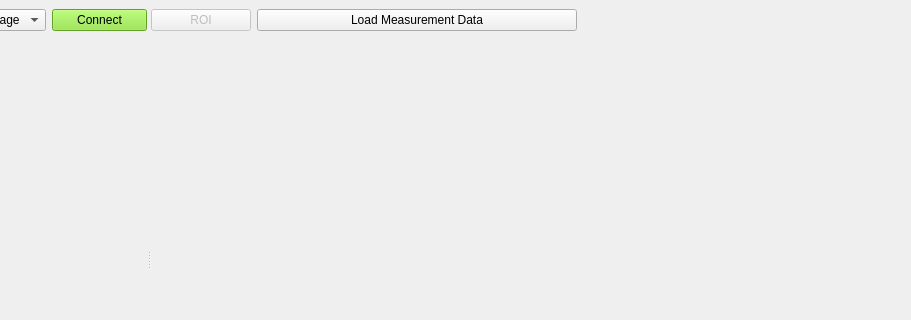
First picture: the form in Python/View/GUI/main_window.ui, repository jkrauth/shg_frog, before the edit; both pictures show x 82 to 993 and y 0 to 320 of the 993 by 540 pixel window.
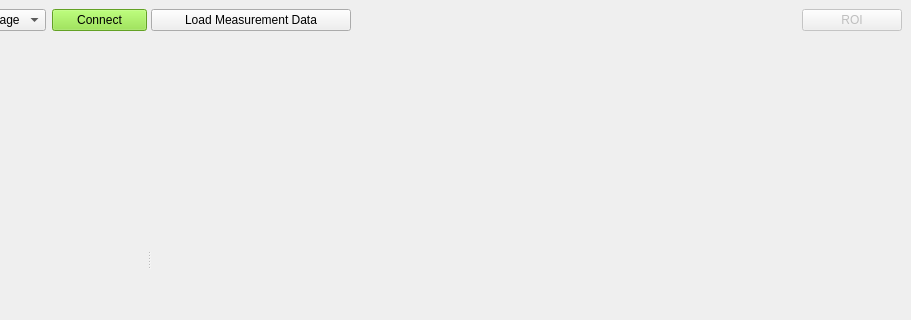
Second picture: the form after the edit.

Commit message: rearranged buttons

```diff
--- a/Python/View/GUI/main_window.ui
+++ b/Python/View/GUI/main_window.ui
@@ -110,7 +110,7 @@
           </property>
          </widget>
         </item>
-        <item row="0" column="0">
+        <item row="0" column="2">
          <widget class="QPushButton" name="btn_roi">
           <property name="enabled">
            <bool>false</bool>
@@ -126,8 +126,14 @@
           </property>
          </widget>
         </item>
-        <item row="0" column="1">
+        <item row="0" column="0">
          <widget class="QPushButton" name="btn_load">
+          <property name="maximumSize">
+           <size>
+            <width>200</width>
+            <height>16777215</height>
+           </size>
+          </property>
           <property name="text">
            <string>Load Measurement Data</string>
           </property>
```
